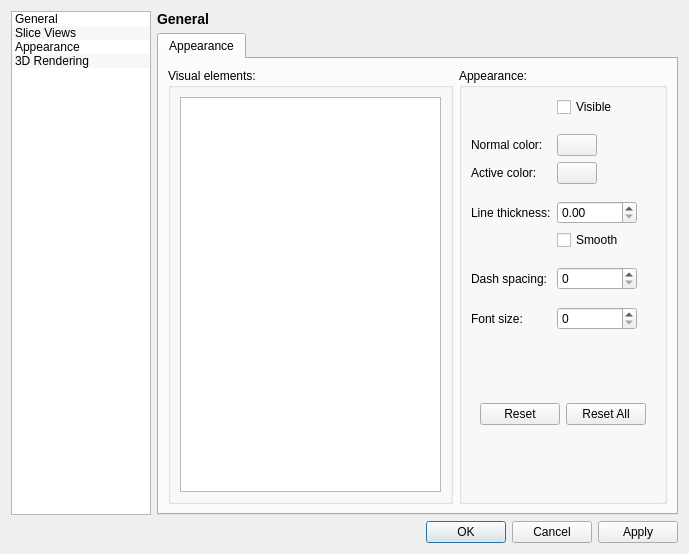
Old version of the form GUI/Qt/Windows/PreferencesDialog.ui in the repository pyushkevich/itksnap.
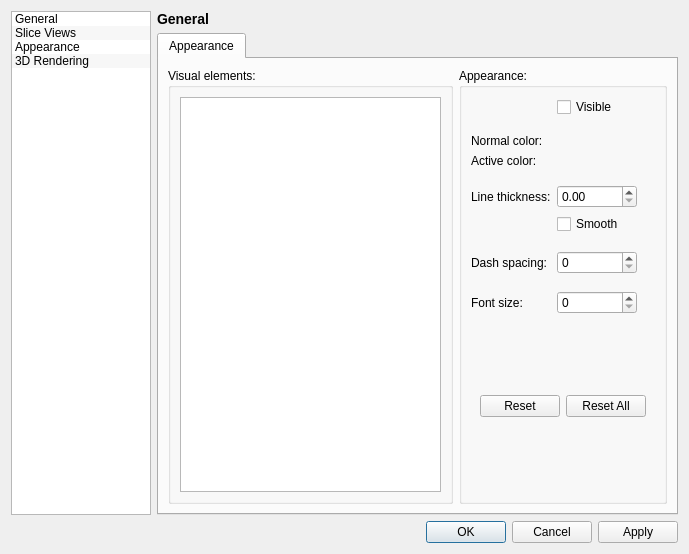
New version of the form. The open tabs and pages were chosen to show the change. Custom widgets are drawn as their Qt base class.

```diff
--- a/GUI/Qt/Windows/PreferencesDialog.ui
+++ b/GUI/Qt/Windows/PreferencesDialog.ui
@@ -655,7 +655,7 @@
                   </widget>
                  </item>
                  <item row="2" column="1">
-                  <widget class="QColorButtonWidget" name="btnElementNormalColor"/>
+                  <widget class="QColorButtonWidget" name="btnElementNormalColor" native="true"/>
                  </item>
                  <item row="3" column="0">
                   <widget class="QLabel" name="labelElementActiveColor">
@@ -668,7 +668,7 @@
                   </widget>
                  </item>
                  <item row="3" column="1">
-                  <widget class="QColorButtonWidget" name="btnElementActiveColor"/>
+                  <widget class="QColorButtonWidget" name="btnElementActiveColor" native="true"/>
                  </item>
                  <item row="4" column="1">
                   <spacer name="verticalSpacer_5">
@@ -1278,7 +1278,7 @@
  <customwidgets>
   <customwidget>
    <class>QColorButtonWidget</class>
-   <extends>QPushButton</extends>
+   <extends>QWidget</extends>
    <header>QColorButtonWidget.h</header>
   </customwidget>
  </customwidgets>
```
Left out of the diff: 3 changed lines with no effect on the pictures.
